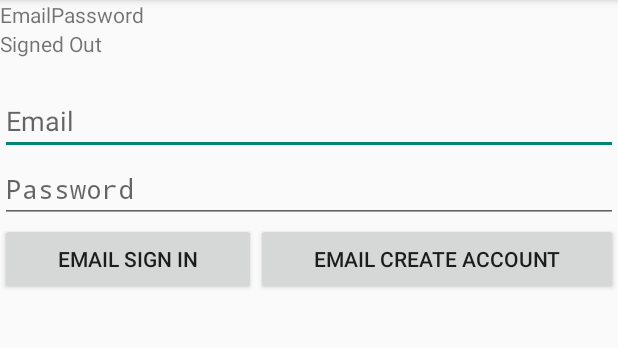
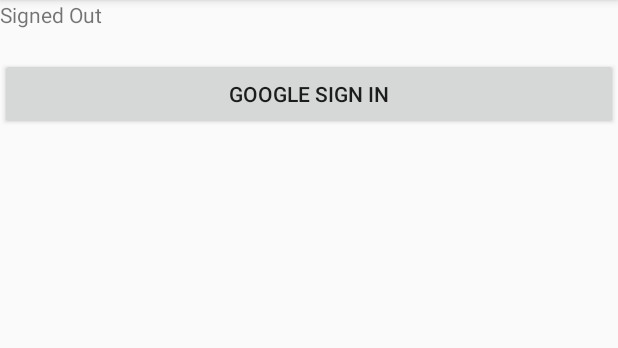
Before and after one commit to dorazex/Authentication, an Android app: the screen it shows after launch (EmailPasswordActivity before the commit, GoogleSignInActivity after it), on a phone screen of 412 x 824 dp, the part 84-432 px from its top. Run offline under Robolectric (Android 15) with nearby library versions, the phone set to English and light mode, and no system bars; our stand-ins replace Firebase (no records; nobody signed in at launch, a user with empty details on screens opened directly).

Commit message:
Google Sign In working

```diff
--- a/app/src/main/AndroidManifest.xml
+++ b/app/src/main/AndroidManifest.xml
@@ -10,11 +10,14 @@
         android:supportsRtl="true"
         android:theme="@style/AppTheme">
         <activity android:name=".EmailPasswordActivity">
+        </activity>
+        <activity android:name=".GoogleSignInActivity">
             <intent-filter>
                 <action android:name="android.intent.action.MAIN" />
 
                 <category android:name="android.intent.category.LAUNCHER" />
             </intent-filter>
+
         </activity>
     </application>
 
--- /dev/null
+++ b/app/src/main/java/com/example/authentication/GoogleSignInActivity.java
@@ -0,0 +1,176 @@
+package com.example.authentication;
+import android.app.Activity;
+import android.content.Intent;
+import android.os.Bundle;
+import android.support.annotation.NonNull;
+import android.util.Log;
+import android.view.View;
+import android.widget.TextView;
+import android.widget.Toast;
+
+import com.google.android.gms.auth.api.signin.GoogleSignIn;
+import com.google.android.gms.auth.api.signin.GoogleSignInAccount;
+import com.google.android.gms.auth.api.signin.GoogleSignInClient;
+import com.google.android.gms.auth.api.signin.GoogleSignInOptions;
+import com.google.android.gms.common.api.ApiException;
+import com.google.android.gms.tasks.OnCompleteListener;
+import com.google.android.gms.tasks.Task;
+import com.google.firebase.auth.AuthCredential;
+import com.google.firebase.auth.AuthResult;
+import com.google.firebase.auth.FirebaseAuth;
+import com.google.firebase.auth.FirebaseUser;
+import com.google.firebase.auth.GoogleAuthProvider;
+
+/**
+ * Demonstrate Firebase Authentication using a Google ID Token.
+ */
+public class GoogleSignInActivity extends Activity implements
+        View.OnClickListener {
+
+    private static final String TAG = "GoogleActivity";
+    private static final int RC_SIGN_IN = 9001;
+
+    // [START declare_auth]
+    private FirebaseAuth mAuth;
+    // [END declare_auth]
+
+    private GoogleSignInClient mGoogleSignInClient;
+    private TextView mStatusTextView;
+    private TextView mDetailTextView;
+
+    @Override
+    protected void onCreate(Bundle savedInstanceState) {
+        super.onCreate(savedInstanceState);
+        setContentView(R.layout.activity_google_sign_in);
+
+        // Views
+        mStatusTextView = findViewById(R.id.GoogleStatusTextView);
+        mDetailTextView = findViewById(R.id.GoogleDetailTextView);
+
+        // Button listeners
+        findViewById(R.id.GoogleSignInButton).setOnClickListener(this);
+        findViewById(R.id.GoogleSignOutButton).setOnClickListener(this);
+
+        // [START config_signin]
+        // Configure Google Sign In
+        GoogleSignInOptions gso = new GoogleSignInOptions.Builder(GoogleSignInOptions.DEFAULT_SIGN_IN)
+                .requestIdToken(getString(R.string.default_web_client_id))
+                .requestEmail()
+                .build();
+        // [END config_signin]
+
+        mGoogleSignInClient = GoogleSignIn.getClient(this, gso);
+
+        // [START initialize_auth]
+        mAuth = FirebaseAuth.getInstance();
+        // [END initialize_auth]
+    }
+
+    // [START on_start_check_user]
+    @Override
+    public void onStart() {
+        super.onStart();
+        // Check if user is signed in (non-null) and update UI accordingly.
+        FirebaseUser currentUser = mAuth.getCurrentUser();
+        updateUI(currentUser);
+    }
+    // [END on_start_check_user]
+
+    // [START onactivityresult]
+    @Override
+    public void onActivityResult(int requestCode, int resultCode, Intent data) {
+        super.onActivityResult(requestCode, resultCode, data);
+
+        // Result returned from launching the Intent from GoogleSignInApi.getSignInIntent(...);
+        if (requestCode == RC_SIGN_IN) {
+            Task<GoogleSignInAccount> task = GoogleSignIn.getSignedInAccountFromIntent(data);
+            try {
+                // Google Sign In was successful, authenticate with Firebase
+                GoogleSignInAccount account = task.getResult(ApiException.class);
+                firebaseAuthWithGoogle(account);
+            } catch (ApiException e) {
+                // Google Sign In failed, update UI appropriately
+                Log.w(TAG, "Google sign in failed", e);
+                // [START_EXCLUDE]
+                updateUI(null);
+                // [END_EXCLUDE]
+            }
+        }
+    }
+    // [END onactivityresult]
+
+    // [START auth_with_google]
+    private void firebaseAuthWithGoogle(GoogleSignInAccount acct) {
+        Log.d(TAG, "firebaseAuthWithGoogle:" + acct.getId());
+
+        AuthCredential credential = GoogleAuthProvider.getCredential(acct.getIdToken(), null);
+        mAuth.signInWithCredential(credential)
+                .addOnCompleteListener(this, new OnCompleteListener<AuthResult>() {
+                    @Override
+                    public void onComplete(@NonNull Task<AuthResult> task) {
+                        if (task.isSuccessful()) {
+                            // Sign in success, update UI with the signed-in user's information
+                            Log.d(TAG, "signInWithCredential:success");
+                            FirebaseUser user = mAuth.getCurrentUser();
+                            updateUI(user);
+                        } else {
+                            // If sign in fails, display a message to the user.
+                            Log.w(TAG, "signInWithCredential:failure", task.getException());
+                            Toast.makeText(GoogleSignInActivity.this, "Authentication Failed.", Toast.LENGTH_SHORT).show();
+                            updateUI(null);
+                        }
+
+                    }
+                });
+    }
+    // [END auth_with_google]
+
+    // [START signin]
+    private void signIn() {
+        Intent signInIntent = mGoogleSignInClient.getSignInIntent();
+        startActivityForResult(signInIntent, RC_SIGN_IN);
+    }
+    // [END signin]
+
+    private void signOut() {
+        // Firebase sign out
+        mAuth.signOut();
+
+        // Google sign out
+        mGoogleSignInClient.signOut().addOnCompleteListener(this,
+                new OnCompleteListener<Void>() {
+                    @Override
+                    public void onComplete(@NonNull Task<Void> task) {
+                        updateUI(null);
+                    }
+                });
+    }
+
+
+    private void updateUI(FirebaseUser user) {
+        if (user != null) {
+            mStatusTextView.setText(getString(R.string.google_status_fmt, user.getEmail()));
+            mDetailTextView.setText(getString(R.string.firebase_status_fmt, user.getUid()));
+
+            findViewById(R.id.GoogleSignInButton).setVisibility(View.GONE);
+            findViewById(R.id.GoogleSignOutButton).setVisibility(View.VISIBLE);
+        } else {
+            mStatusTextView.setText(R.string.signed_out);
+            mDetailTextView.setText(null);
+
+            findViewById(R.id.GoogleSignInButton).setVisibility(View.VISIBLE);
+            findViewById(R.id.GoogleSignOutButton).setVisibility(View.GONE);
+        }
+    }
+
+    @Override
+    public void onClick(View v) {
+        int i = v.getId();
+        if (i == R.id.GoogleSignInButton) {
+            signIn();
+        } else if (i == R.id.GoogleSignOutButton) {
+            signOut();
+        }
+        }
+
+}
--- /dev/null
+++ b/app/src/main/res/layout/activity_google_sign_in.xml
@@ -0,0 +1,47 @@
+<?xml version="1.0" encoding="utf-8"?>
+
+<LinearLayout
+    xmlns:android="http://schemas.android.com/apk/res/android"
+    xmlns:app="http://schemas.android.com/apk/res-auto"
+    xmlns:tools="http://schemas.android.com/tools"
+    android:layout_width="match_parent"
+    android:layout_height="match_parent"
+    android:orientation="vertical"
+    tools:context="com.example.authentication.GoogleSignInActivity">
+
+    <TextView
+        android:id="@+id/GoogleStatusTextView"
+        android:layout_width="match_parent"
+        android:layout_height="wrap_content"
+        android:text="Status" />
+
+    <TextView
+        android:id="@+id/GoogleDetailTextView"
+        android:layout_width="match_parent"
+        android:layout_height="wrap_content"
+        android:text="Detail" />
+
+    <LinearLayout
+        android:id="@+id/google_buttons"
+        android:layout_width="match_parent"
+        android:layout_height="match_parent"
+        android:orientation="horizontal">
+
+        <Button
+            android:id="@+id/GoogleSignInButton"
+            android:layout_width="wrap_content"
+            android:layout_height="wrap_content"
+            android:layout_weight="1"
+            android:text="Google Sign In" />
+
+        <Button
+            android:id="@+id/GoogleSignOutButton"
+            android:layout_width="wrap_content"
+            android:layout_height="wrap_content"
+            android:layout_weight="1"
+            android:text="Google Sign Out" />
+
+    </LinearLayout>
+
+
+</LinearLayout>
--- a/app/src/main/res/values/strings.xml
+++ b/app/src/main/res/values/strings.xml
@@ -4,4 +4,5 @@
     <string name="emailpassword_status_fmt">Email User: %1$s (verified: %2$b)</string>
     <string name="firebase_status_fmt">Firebase User: %s</string>
     <string name="signed_out">Signed Out</string>
+    <string name="google_status_fmt">Google User: %s</string>
 </resources>
```
